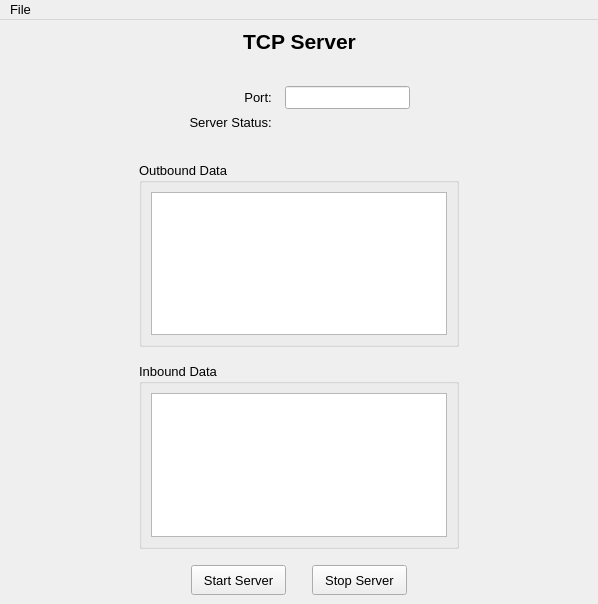
The window that TCP_Server/mainwindow.ui (epw7856/TCP_Server) describes before a commit, drawn with Qt 5.
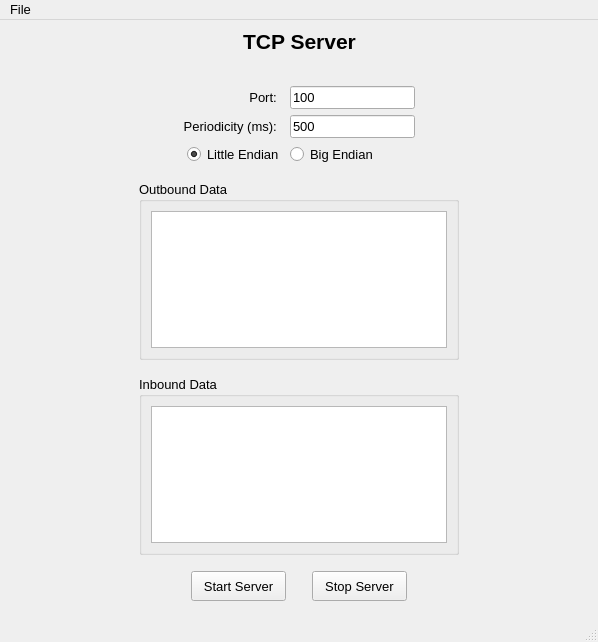
The same window after the commit.

Commit message: Updated main window UI and added associated logic.

Patch:
```diff
--- a/TCP_Server/mainwindow.ui
+++ b/TCP_Server/mainwindow.ui
@@ -7,7 +7,7 @@
     <x>0</x>
     <y>0</y>
     <width>598</width>
-    <height>604</height>
+    <height>642</height>
    </rect>
   </property>
   <property name="font">
@@ -89,6 +89,32 @@
         <property name="labelAlignment">
          <set>Qt::AlignRight|Qt::AlignTrailing|Qt::AlignVCenter</set>
         </property>
+        <item row="0" column="0">
+         <spacer name="horizontalSpacer_10">
+          <property name="orientation">
+           <enum>Qt::Horizontal</enum>
+          </property>
+          <property name="sizeHint" stdset="0">
+           <size>
+            <width>40</width>
+            <height>20</height>
+           </size>
+          </property>
+         </spacer>
+        </item>
+        <item row="0" column="1">
+         <spacer name="horizontalSpacer_15">
+          <property name="orientation">
+           <enum>Qt::Horizontal</enum>
+          </property>
+          <property name="sizeHint" stdset="0">
+           <size>
+            <width>40</width>
+            <height>20</height>
+           </size>
+          </property>
+         </spacer>
+        </item>
         <item row="1" column="0">
          <widget class="QLabel" name="labelPort">
           <property name="text">
@@ -100,12 +126,16 @@
          </widget>
         </item>
         <item row="1" column="1">
-         <widget class="QLineEdit" name="lineEditPort"/>
+         <widget class="QLineEdit" name="lineEditPort">
+          <property name="text">
+           <string>100</string>
+          </property>
+         </widget>
         </item>
         <item row="2" column="0">
-         <widget class="QLabel" name="labelServerStatus">
+         <widget class="QLabel" name="labelTransmissionPeriodicity">
           <property name="text">
-           <string>Server Status:  </string>
+           <string>Periodicity (ms):  </string>
           </property>
           <property name="alignment">
            <set>Qt::AlignRight|Qt::AlignTrailing|Qt::AlignVCenter</set>
@@ -113,63 +143,28 @@
          </widget>
         </item>
         <item row="2" column="1">
-         <widget class="QLabel" name="labelCurrentStatus">
+         <widget class="QLineEdit" name="lineEdit">
           <property name="text">
-           <string>&lt;Status&gt;</string>
+           <string>500</string>
           </property>
          </widget>
         </item>
         <item row="3" column="0">
-         <spacer name="horizontalSpacer_11">
-          <property name="orientation">
-           <enum>Qt::Horizontal</enum>
+         <widget class="QRadioButton" name="radioButtonLittlEndian">
+          <property name="text">
+           <string>Little Endian</string>
           </property>
-          <property name="sizeHint" stdset="0">
-           <size>
-            <width>40</width>
-            <height>20</height>
-           </size>
+          <property name="checked">
+           <bool>true</bool>
           </property>
-         </spacer>
+         </widget>
         </item>
         <item row="3" column="1">
-         <spacer name="horizontalSpacer_12">
-          <property name="orientation">
-           <enum>Qt::Horizontal</enum>
+         <widget class="QRadioButton" name="radioButtonBigEndian">
+          <property name="text">
+           <string>Big Endian</string>
           </property>
-          <property name="sizeHint" stdset="0">
-           <size>
-            <width>40</width>
-            <height>20</height>
-           </size>
-          </property>
-         </spacer>
-        </item>
-        <item row="0" column="0">
-         <spacer name="horizontalSpacer_10">
-          <property name="orientation">
-           <enum>Qt::Horizontal</enum>
-          </property>
-          <property name="sizeHint" stdset="0">
-           <size>
-            <width>40</width>
-            <height>20</height>
-           </size>
-          </property>
-         </spacer>
-        </item>
-        <item row="0" column="1">
-         <spacer name="horizontalSpacer_15">
-          <property name="orientation">
-           <enum>Qt::Horizontal</enum>
-          </property>
-          <property name="sizeHint" stdset="0">
-           <size>
-            <width>40</width>
-            <height>20</height>
-           </size>
-          </property>
-         </spacer>
+         </widget>
         </item>
        </layout>
       </item>
@@ -188,6 +183,22 @@
       </item>
      </layout>
     </item>
+    <item>
+     <spacer name="verticalSpacer_3">
+      <property name="orientation">
+       <enum>Qt::Vertical</enum>
+      </property>
+      <property name="sizeType">
+       <enum>QSizePolicy::Fixed</enum>
+      </property>
+      <property name="sizeHint" stdset="0">
+       <size>
+        <width>20</width>
+        <height>10</height>
+       </size>
+      </property>
+     </spacer>
+    </item>
     <item>
      <layout class="QHBoxLayout" name="horizontalLayout_4">
       <item>
@@ -292,7 +303,11 @@
         </property>
         <layout class="QVBoxLayout" name="verticalLayout_3">
          <item>
-          <widget class="QTextEdit" name="textEditInboundData"/>
+          <widget class="QTextEdit" name="textEditInboundData">
+           <property name="readOnly">
+            <bool>true</bool>
+           </property>
+          </widget>
          </item>
         </layout>
        </widget>
@@ -412,6 +427,22 @@
       </item>
      </layout>
     </item>
+    <item>
+     <spacer name="verticalSpacer_4">
+      <property name="orientation">
+       <enum>Qt::Vertical</enum>
+      </property>
+      <property name="sizeType">
+       <enum>QSizePolicy::Fixed</enum>
+      </property>
+      <property name="sizeHint" stdset="0">
+       <size>
+        <width>20</width>
+        <height>10</height>
+       </size>
+      </property>
+     </spacer>
+    </item>
    </layout>
   </widget>
   <widget class="QMenuBar" name="menubar">
@@ -431,6 +462,7 @@
    </widget>
    <addaction name="menuFile"/>
   </widget>
+  <widget class="QStatusBar" name="statusBar"/>
   <action name="actionExit">
    <property name="text">
     <string>Exit</string>
```
The commit also changes 4 other files.
